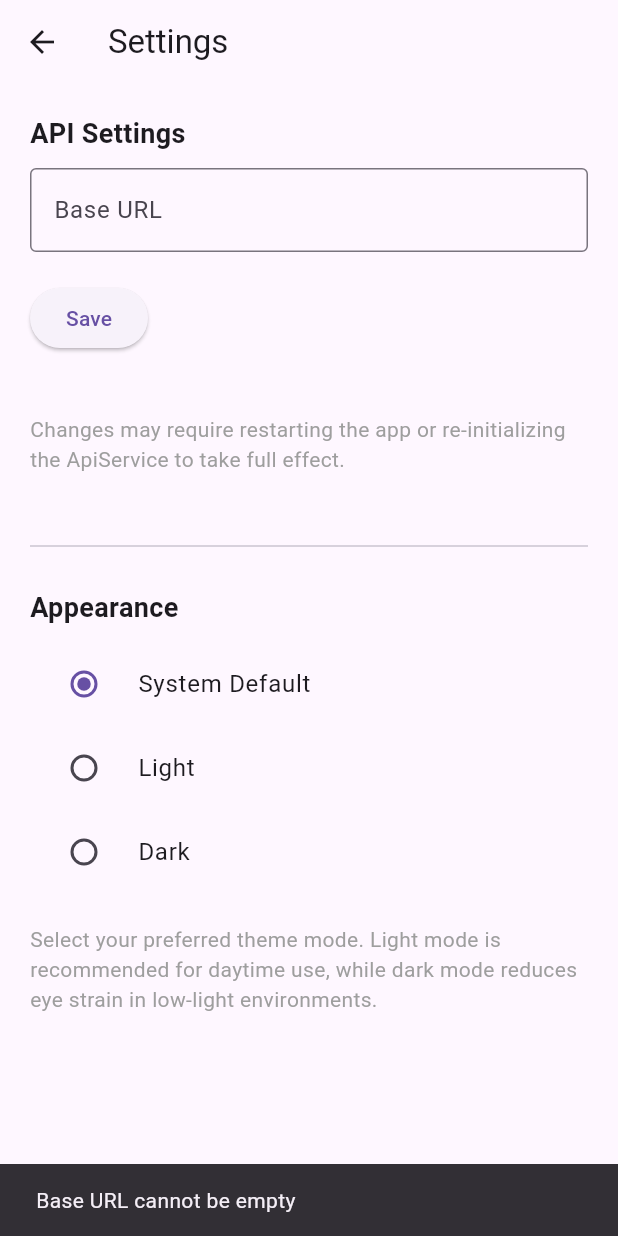
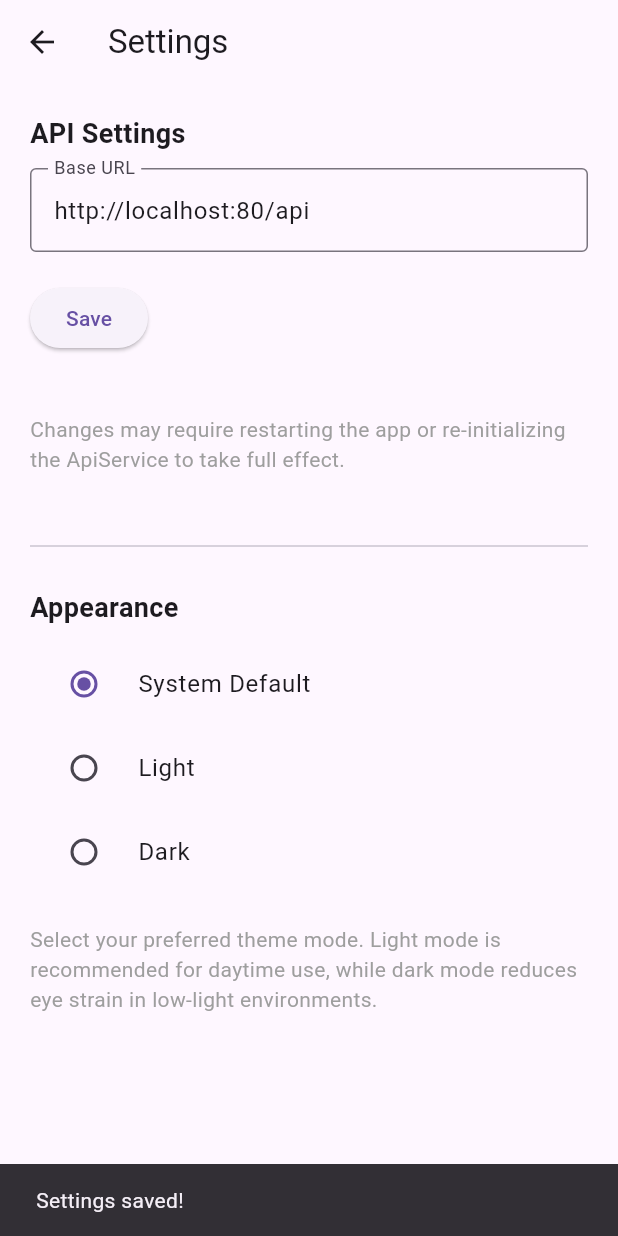
Before and after one commit to kirilft/Weinkeller, a Flutter app: the SettingsPage screen opened by its route, after a tap on "Save", on a phone screen of 412 x 824 dp. Run offline on Flutter 3.47's test engine with Material 3 defaults, Android fonts, the phone set to English and light mode, and no system bars; our stand-ins replace flutter_secure_storage, flutter_svg, font_awesome_flutter, shared_preferences, sqflite; missing offline and left inert: qr_code_scanner; accounts and stored records are empty; network calls fail; Roboto replaces fonts that are missing (SFProDisplay).

Commit message:
URL should be fixed now.

```diff
--- a/lib/main.dart
+++ b/lib/main.dart
@@ -1,7 +1,8 @@
 import 'dart:async';
 import 'package:flutter/material.dart';
 import 'package:provider/provider.dart';
-import 'package:shared_preferences/shared_preferences.dart';
+// NEW: import flutter_secure_storage
+import 'package:flutter_secure_storage/flutter_secure_storage.dart';
 
 import 'config/routes.dart';
 import 'config/theme.dart';
@@ -12,11 +13,17 @@ Future<void> main() async {
   runZonedGuarded(() async {
     WidgetsFlutterBinding.ensureInitialized();
 
-    final prefs = await SharedPreferences.getInstance();
+    // Initialize secure storage
+    const secureStorage = FlutterSecureStorage();
+
+    // Attempt to read baseUrl from secure storage; fallback to a default if none is found
     final savedBaseUrl =
-        prefs.getString('baseUrl') ?? 'http://localhost:80/api';
+        await secureStorage.read(key: 'baseUrl') ?? 'http://localhost:80/api';
 
+    // Create the ApiService with the base URL
     final apiService = ApiService(baseUrl: savedBaseUrl);
+
+    // Create the AuthService with the ApiService
     final authService = AuthService(apiService: apiService);
 
     runApp(
@@ -25,8 +32,12 @@ Future<void> main() async {
           ChangeNotifierProvider<ApiService>(
             create: (_) => apiService,
           ),
-          ChangeNotifierProvider<AuthService>(create: (_) => authService),
-          ChangeNotifierProvider<ThemeProvider>(create: (_) => ThemeProvider()),
+          ChangeNotifierProvider<AuthService>(
+            create: (_) => authService,
+          ),
+          ChangeNotifierProvider<ThemeProvider>(
+            create: (_) => ThemeProvider(),
+          ),
         ],
         child: const MyWeinkellerApp(),
       ),
--- a/lib/pages/login.dart
+++ b/lib/pages/login.dart
@@ -31,7 +31,6 @@ class _LoginPageState extends State<LoginPage> {
   /// Checks if the `baseUrl` is empty and navigates to the settings page.
   Future<void> _checkBaseUrl() async {
     final apiService = Provider.of<ApiService>(context, listen: false);
-
     if (apiService.baseUrl.isEmpty) {
       WidgetsBinding.instance.addPostFrameCallback((_) {
         Navigator.pushReplacementNamed(context, '/settings');
@@ -72,8 +71,8 @@ class _LoginPageState extends State<LoginPage> {
     final authService = Provider.of<AuthService>(context, listen: false);
 
     try {
-      await authService.login(email, password);
-      if (authService.isLoggedIn) {
+      final success = await authService.login(email, password);
+      if (success && authService.isLoggedIn) {
         Navigator.pushReplacementNamed(context, '/');
       }
     } catch (e) {
@@ -102,7 +101,6 @@ class _LoginPageState extends State<LoginPage> {
           Padding(
             padding: const EdgeInsets.only(right: 24),
             child: IconButton(
-              // Remove explicit color so this icon adapts in dark/light modes
               icon: const Icon(
                 FontAwesomeIcons.gear,
                 size: 32,
--- a/lib/pages/settings.dart
+++ b/lib/pages/settings.dart
@@ -1,10 +1,10 @@
-// lib/pages/settings.dart
 import 'package:flutter/material.dart';
-import 'package:shared_preferences/shared_preferences.dart';
 import 'package:provider/provider.dart';
+import 'package:flutter_secure_storage/flutter_secure_storage.dart';
 
 import 'package:weinkeller/config/theme.dart';
 import 'package:weinkeller/services/auth_service.dart';
+import 'package:weinkeller/services/api_service.dart';
 
 class SettingsPage extends StatefulWidget {
   const SettingsPage({super.key});
@@ -24,23 +24,26 @@ class _SettingsPageState extends State<SettingsPage> {
     _loadSettings();
   }
 
-  /// Loads the saved base URL from SharedPreferences
+  /// Loads the saved base URL from secure storage instead of SharedPreferences
   Future<void> _loadSettings() async {
-    final prefs = await SharedPreferences.getInstance();
-    final storedBaseUrl = prefs.getString('baseUrl') ?? '';
+    const secureStorage = FlutterSecureStorage();
+    final storedBaseUrl = await secureStorage.read(key: 'baseUrl');
+    // fallback if none found
+    _baseUrlController.text = storedBaseUrl ?? 'http://localhost:80/api';
 
     setState(() {
-      _baseUrlController.text = storedBaseUrl;
       _isLoading = false;
     });
   }
 
-  /// Compares the new baseURL with the old one.
-  /// If changed, we clear the auth token via AuthService to prompt re-login next time.
+  /// Validate the URL before saving
+  bool _isValidUrl(String url) {
+    final uri = Uri.tryParse(url);
+    return uri != null && uri.hasScheme && uri.host.isNotEmpty;
+  }
+
+  /// Saves new baseURL to secure storage, clears token if changed
   Future<void> _saveSettings() async {
-    final prefs = await SharedPreferences.getInstance();
-    final oldBaseUrl = prefs.getString('baseUrl') ?? '';
-
     final newBaseUrl = _baseUrlController.text.trim();
     if (newBaseUrl.isEmpty) {
       ScaffoldMessenger.of(context).showSnackBar(
@@ -48,22 +51,34 @@ class _SettingsPageState extends State<SettingsPage> {
       );
       return;
     }
+    if (!_isValidUrl(newBaseUrl)) {
+      ScaffoldMessenger.of(context).showSnackBar(
+        const SnackBar(content: Text('Invalid URL format')),
+      );
+      return;
+    }
 
-    // If baseURL changed, clear the existing token so user must reauthenticate
+    const secureStorage = FlutterSecureStorage();
+    final oldBaseUrl = await secureStorage.read(key: 'baseUrl') ?? '';
+
     if (oldBaseUrl != newBaseUrl) {
       debugPrint('SETTINGS: BaseURL changed from $oldBaseUrl to $newBaseUrl');
+      // Clear the existing token so user must reauthenticate
       final authService = context.read<AuthService>();
       await authService.clearAuthToken();
+
+      // Also update the ApiService instance in-memory
+      final apiService = context.read<ApiService>();
+      apiService.baseUrl = newBaseUrl;
+
+      await secureStorage.write(key: 'baseUrl', value: newBaseUrl);
     } else {
       debugPrint(
           'SETTINGS: BaseURL is unchanged ($oldBaseUrl). Token remains valid.');
     }
 
-    // Save the new baseURL
-    await prefs.setString('baseUrl', newBaseUrl);
-
     // Notify user that settings are saved
-    if (context.mounted) {
+    if (mounted) {
       ScaffoldMessenger.of(context).showSnackBar(
         const SnackBar(content: Text('Settings saved!')),
       );
@@ -85,7 +100,7 @@ class _SettingsPageState extends State<SettingsPage> {
     }
 
     final themeProvider = Provider.of<ThemeProvider>(context);
-    ThemeMode currentTheme = themeProvider.themeMode;
+    final currentTheme = themeProvider.themeMode;
 
     return Scaffold(
       appBar: AppBar(
--- a/lib/services/api_service.dart
+++ b/lib/services/api_service.dart
@@ -34,7 +34,13 @@ class ApiService extends ChangeNotifier {
   String _baseUrl;
   String get baseUrl => _baseUrl;
   set baseUrl(String newUrl) {
-    _baseUrl = newUrl;
+    if (newUrl.isEmpty) {
+      debugPrint(
+          '[ApiService] WARNING: Provided baseUrl is empty, using fallback');
+      _baseUrl = 'http://localhost:80/api'; // Or some fallback
+    } else {
+      _baseUrl = newUrl;
+    }
     debugPrint('[ApiService] baseUrl updated to $_baseUrl');
     notifyListeners();
   }
```
Also changed, not shown: lib/config/theme.dart (+0 -30 lines), lib/providers/settings_provider.dart (+30 -21 lines), lib/services/auth_service.dart (+11 -13 lines), lib/config/authToken.dart (deleted), lib/config/constants.dart (deleted), 1 other file.
